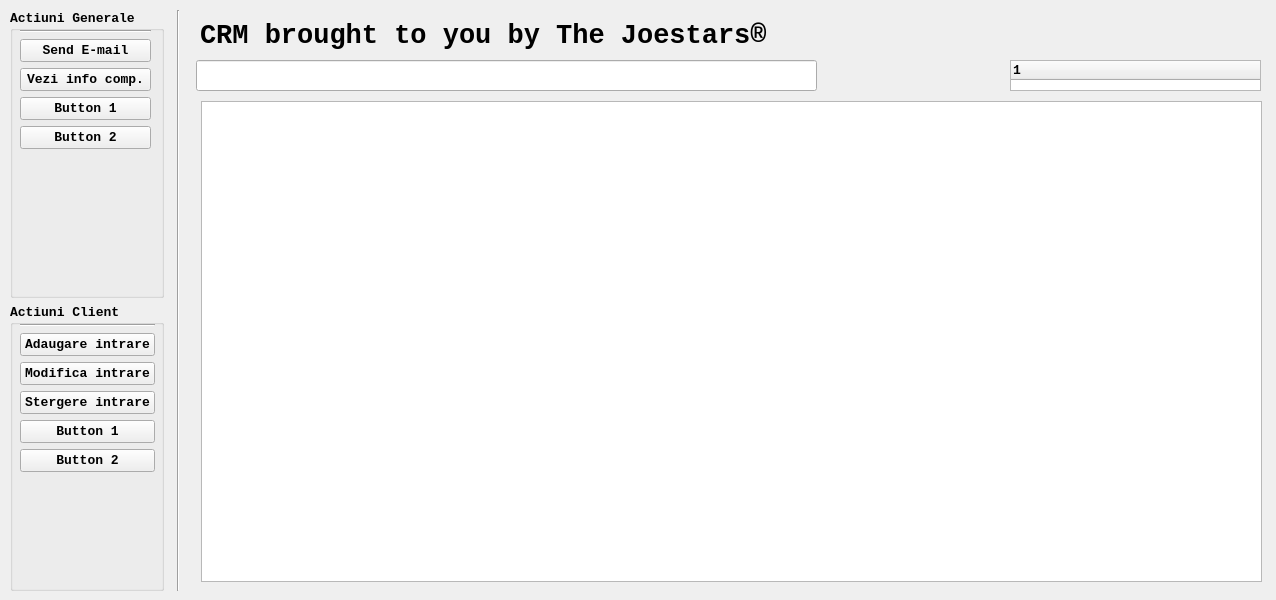
Before: the Qt Designer form ui/MainInterface.ui in GabyUnalaq/UNI_CRM_Project, drawn with Qt 5.
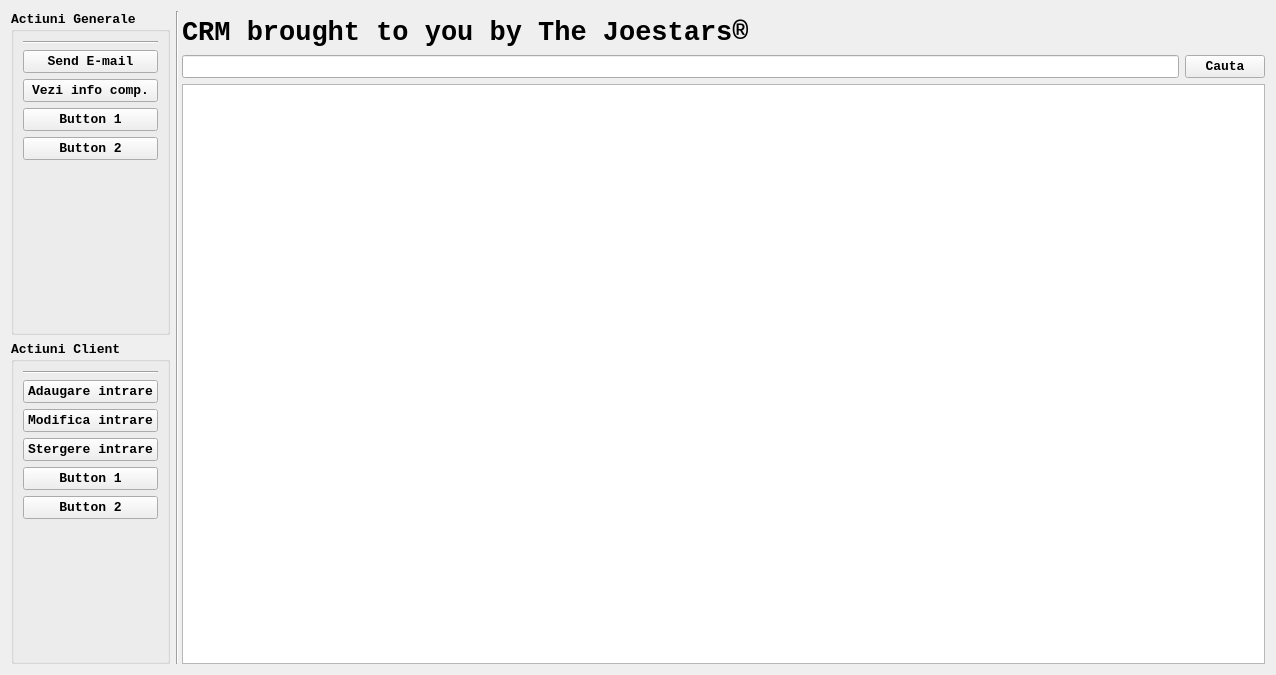
After: the same form once the commit is applied.

Commit message: Fixed table and login

```diff
--- a/ui/MainInterface.ui
+++ b/ui/MainInterface.ui
@@ -7,7 +7,7 @@
     <x>0</x>
     <y>0</y>
     <width>1276</width>
-    <height>600</height>
+    <height>675</height>
    </rect>
   </property>
   <property name="font">
@@ -21,83 +21,9 @@
   <property name="windowTitle">
    <string>qtCRMInterface</string>
   </property>
-  <widget class="QLabel" name="Qlabel_title">
-   <property name="geometry">
-    <rect>
-     <x>200</x>
-     <y>20</y>
-     <width>661</width>
-     <height>31</height>
-    </rect>
-   </property>
-   <property name="font">
-    <font>
-     <family>Courier New</family>
-     <pointsize>20</pointsize>
-     <weight>75</weight>
-     <bold>true</bold>
-    </font>
-   </property>
-   <property name="text">
-    <string>CRM brought to you by The Joestars®</string>
-   </property>
-  </widget>
-  <widget class="QTableWidget" name="Qtable">
-   <property name="geometry">
-    <rect>
-     <x>201</x>
-     <y>101</y>
-     <width>1061</width>
-     <height>481</height>
-    </rect>
-   </property>
-  </widget>
-  <widget class="QTreeWidget" name="Qlist_category">
-   <property name="geometry">
-    <rect>
-     <x>1010</x>
-     <y>60</y>
-     <width>251</width>
-     <height>31</height>
-    </rect>
-   </property>
-   <property name="font">
-    <font>
-     <family>Courier New</family>
-     <pointsize>10</pointsize>
-     <weight>75</weight>
-     <bold>true</bold>
-    </font>
-   </property>
-   <column>
-    <property name="text">
-     <string notr="true">1</string>
-    </property>
-   </column>
-  </widget>
-  <widget class="Line" name="Qline_main">
-   <property name="geometry">
-    <rect>
-     <x>163</x>
-     <y>10</y>
-     <width>31</width>
-     <height>581</height>
-    </rect>
-   </property>
-   <property name="orientation">
-    <enum>Qt::Vertical</enum>
-   </property>
-  </widget>
-  <widget class="QWidget" name="layoutWidget">
-   <property name="geometry">
-    <rect>
-     <x>10</x>
-     <y>10</y>
-     <width>154</width>
-     <height>581</height>
-    </rect>
-   </property>
-   <layout class="QVBoxLayout" name="Qvert_layout_action">
+  <layout class="QGridLayout" name="gridLayout">
+   <item row="0" column="0" rowspan="2">
+    <layout class="QVBoxLayout" name="Qvert_layout_actions">
     <item>
      <widget class="QGroupBox" name="Qbox_general">
       <property name="font">
@@ -111,16 +37,7 @@
       <property name="title">
        <string>Actiuni Generale</string>
       </property>
-      <widget class="QWidget" name="layoutWidget">
-       <property name="geometry">
-        <rect>
-         <x>10</x>
-         <y>20</y>
-         <width>131</width>
-         <height>121</height>
-        </rect>
-       </property>
-       <layout class="QVBoxLayout" name="Qvert_layout_general">
+       <layout class="QVBoxLayout" name="verticalLayout_3">
         <item>
          <widget class="Line" name="Qline_general">
           <property name="orientation">
@@ -189,8 +106,20 @@
           </property>
          </widget>
         </item>
+        <item>
+         <spacer name="Qspacer_general">
+          <property name="orientation">
+           <enum>Qt::Vertical</enum>
+          </property>
+          <property name="sizeHint" stdset="0">
+           <size>
+            <width>20</width>
+            <height>162</height>
+           </size>
+          </property>
+         </spacer>
+        </item>
        </layout>
-      </widget>
      </widget>
     </item>
     <item>
@@ -206,16 +135,7 @@
       <property name="title">
        <string>Actiuni Client</string>
       </property>
-      <widget class="QWidget" name="layoutWidget">
-       <property name="geometry">
-        <rect>
-         <x>10</x>
-         <y>20</y>
-         <width>135</width>
-         <height>150</height>
-        </rect>
-       </property>
-       <layout class="QVBoxLayout" name="Qvert_layout_client">
+       <layout class="QVBoxLayout" name="verticalLayout_2">
         <item>
          <widget class="Line" name="Qline_client">
           <property name="orientation">
@@ -313,22 +233,81 @@
           </property>
          </widget>
         </item>
+        <item>
+         <spacer name="Qspacer_client">
+          <property name="orientation">
+           <enum>Qt::Vertical</enum>
+          </property>
+          <property name="sizeHint" stdset="0">
+           <size>
+            <width>20</width>
+            <height>132</height>
+           </size>
+          </property>
+         </spacer>
+        </item>
        </layout>
       </widget>
-     </widget>
-    </item>
-   </layout>
-  </widget>
-  <widget class="QLineEdit" name="Qtest_search">
-   <property name="geometry">
-    <rect>
-     <x>196</x>
-     <y>60</y>
-     <width>621</width>
-     <height>31</height>
-    </rect>
-   </property>
-  </widget>
+     </item>
+    </layout>
+   </item>
+   <item row="0" column="1" rowspan="2" colspan="2">
+    <widget class="Line" name="Qline_main">
+     <property name="orientation">
+      <enum>Qt::Vertical</enum>
+     </property>
+    </widget>
+   </item>
+   <item row="1" column="2">
+    <layout class="QVBoxLayout" name="Qvert_layout_main">
+     <item>
+      <widget class="QLabel" name="Qlabel_title">
+       <property name="font">
+        <font>
+         <family>Courier New</family>
+         <pointsize>20</pointsize>
+         <weight>75</weight>
+         <bold>true</bold>
+        </font>
+       </property>
+       <property name="text">
+        <string>CRM brought to you by The Joestars®</string>
+       </property>
+      </widget>
+     </item>
+     <item>
+      <layout class="QHBoxLayout" name="Qhoriz_layout_search">
+       <item>
+        <widget class="QLineEdit" name="Qtext_search"/>
+       </item>
+       <item>
+        <widget class="QPushButton" name="Qbutton_search">
+         <property name="text">
+          <string>Cauta</string>
+         </property>
+        </widget>
+       </item>
+      </layout>
+     </item>
+     <item>
+      <widget class="QTableWidget" name="Qtable">
+       <property name="focusPolicy">
+        <enum>Qt::ClickFocus</enum>
+       </property>
+       <property name="editTriggers">
+        <set>QAbstractItemView::AnyKeyPressed|QAbstractItemView::DoubleClicked|QAbstractItemView::EditKeyPressed|QAbstractItemView::SelectedClicked</set>
+       </property>
+       <property name="selectionBehavior">
+        <enum>QAbstractItemView::SelectRows</enum>
+       </property>
+       <property name="sortingEnabled">
+        <bool>true</bool>
+       </property>
+      </widget>
+     </item>
+    </layout>
+   </item>
+  </layout>
  </widget>
  <resources/>
  <connections/>
```
Lines whose indentation alone changed are shown as unchanged. The commit also changes 3 other files.
